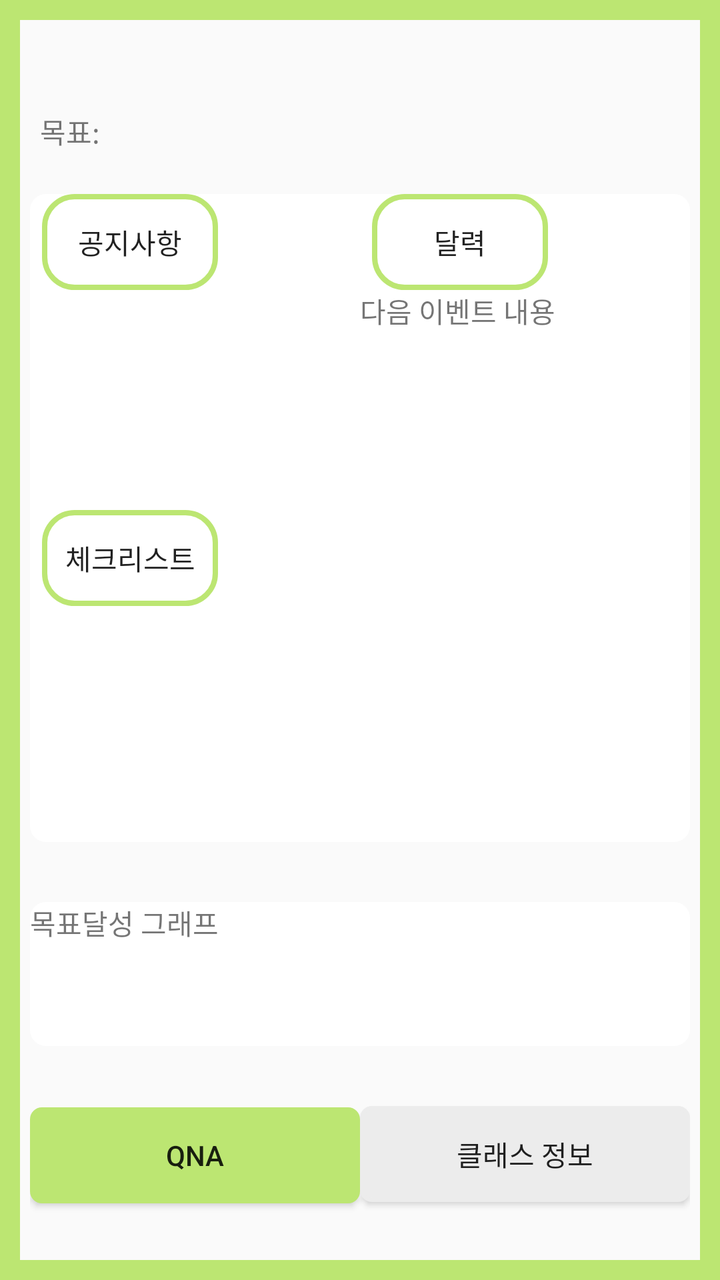
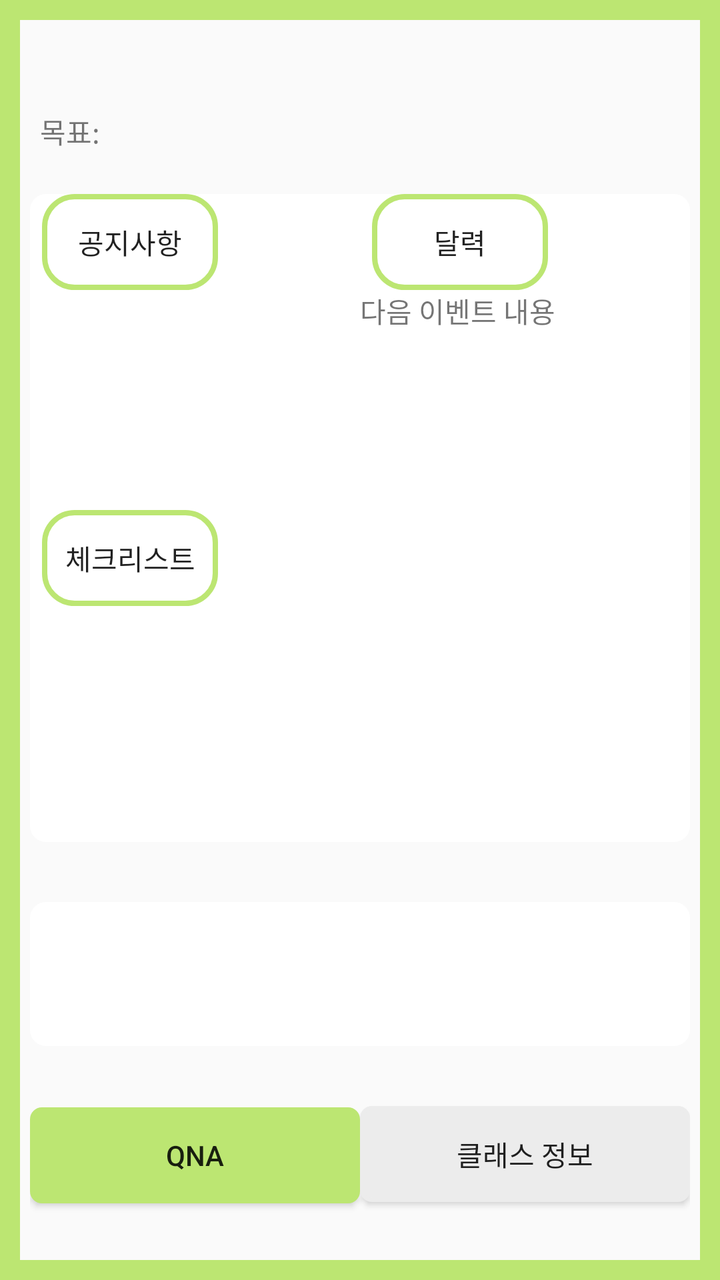

The first picture is an Android layout as it rendered before a commit; the second is the same layout after the commit. The layout source and the unified diff follow.
<!-- AndroidManifest.xml: application theme Theme.AppCompat.Light.DarkActionBar -->
<!-- res/layout/activity_in_class.xml -->
<?xml version="1.0" encoding="utf-8"?>
<LinearLayout xmlns:android="http://schemas.android.com/apk/res/android"
    android:layout_width="match_parent"
    android:layout_height="match_parent"
    android:background="@drawable/lay_edge"
    android:orientation="vertical">

    <LinearLayout
        android:layout_marginTop="10dp"
        android:layout_weight="1"
        android:layout_width="match_parent"
        android:layout_height="0dp"
        android:orientation="vertical">
        <TextView
            android:layout_width="wrap_content"
            android:layout_height="wrap_content"
            android:id="@+id/InClassName"
            android:textSize="30dp"
            android:layout_gravity="center"/>
        <LinearLayout
            android:layout_marginTop="5dp"
            android:layout_width="match_parent"
            android:layout_height="wrap_content">
            <TextView
                android:layout_marginLeft="20dp"
                android:layout_width="wrap_content"
                android:layout_height="wrap_content"
                android:layout_gravity="center"
                android:text="목표: " />

            <TextView
                android:id="@+id/cFGoal"
                android:layout_width="wrap_content"
                android:layout_height="match_parent" />
        </LinearLayout>

    </LinearLayout>

    <GridLayout
        android:layout_width="match_parent"
        android:layout_height="0dp"
        android:layout_weight="4.5"
        android:layout_margin="15dp"
        android:background="@drawable/border"
        android:columnCount="3">

        <Button
            android:id="@+id/notice"
            android:background="@drawable/btnbl"
            android:layout_rowSpan="1"
            android:layout_column="0"
            android:layout_columnSpan="2"
            android:layout_gravity="center"
            android:onClick="btnClick"
            android:text="공지사항" />

        <Button
            android:id="@+id/cal"
            android:background="@drawable/btnbl"
            android:layout_rowSpan="1"
            android:layout_columnSpan="1"
            android:layout_gravity="center"
            android:onClick="btnClick"
            android:text="달력" />

        <ListView
            android:id="@+id/shortNoticeList"
            android:layout_width="100dp"
            android:layout_height="100dp"
            android:layout_rowSpan="2"
            android:layout_column="0"
            android:layout_columnSpan="2"
            android:layout_gravity="center"
            android:text="공지사항내용" />


        <TextView
            android:layout_width="100dp"
            android:layout_height="70dp"
            android:layout_rowSpan="1"
            android:layout_columnSpan="1"
            android:layout_gravity="center"
            android:text="다음 이벤트 내용" />




        <Button
            android:id="@+id/todo"
            android:layout_marginTop="10dp"
            android:background="@drawable/btnbl"
            android:layout_rowSpan="1"
            android:layout_column="0"
            android:layout_columnSpan="2"
            android:layout_gravity="center"
            android:onClick="btnClick"
            android:text="체크리스트" />
        <ScrollView
            android:layout_rowSpan="2"
            android:layout_column="0"
            android:layout_columnSpan="3"
            android:layout_height="match_parent"
            android:layout_width="match_parent"
            android:fillViewport="true"
            >
            <ListView
                android:id="@+id/shortTodoList"
                android:layout_width="match_parent"
                android:layout_height="wrap_content" />
        </ScrollView>

    </GridLayout>

    <LinearLayout
        android:layout_weight="1"
        android:layout_width="match_parent"
        android:layout_height="0dp"
        android:background="@drawable/border"
        android:layout_margin="15dp"
        android:orientation="vertical">

        <TextView
            android:layout_width="match_parent"
            android:layout_height="0dp"
            android:layout_weight="1"
            android:text="목표달성 그래프"/>

    </LinearLayout>

    <LinearLayout
        android:layout_margin="15dp"
        android:layout_width="match_parent"
        android:layout_height="0dp"
        android:layout_weight="1"
        android:orientation="horizontal">

        <Button
            android:id="@+id/qna"
            android:background="@drawable/btn_ba"
            android:onClick="btnClick"
            android:layout_width="0dp"
            android:layout_height="wrap_content"
            android:layout_weight="1"
            android:text="QnA"/>

        <Button
            android:id="@+id/cInfo"
            android:background="@drawable/btn_re"
            android:onClick="btnClick"
            android:layout_width="0dp"
            android:layout_height="wrap_content"
            android:layout_weight="1"
            android:text="클래스 정보"/>

    </LinearLayout>

</LinearLayout>
<!-- resources referenced by this layout -->
<resources>
  <!-- drawable border (drawable) -->
  <?xml version="1.0" encoding="utf-8"?>
  <shape xmlns:android="http://schemas.android.com/apk/res/android">
      android:padding="10dp"
      android:shape="retangle">
  
      <stroke android:width="2dp"
          android:color="@color/white"/>
  
      <solid android:color="#ffffff"/>
      <corners
          android:topRightRadius="7dp"
          android:topLeftRadius="7dp"
          android:bottomRightRadius="7dp"
          android:bottomLeftRadius="7dp"/>
  </shape>
  <!-- drawable btn_ba (drawable) -->
  <?xml version="1.0" encoding="utf-8"?>
  <shape xmlns:android="http://schemas.android.com/apk/res/android">
  
      <solid android:color="#BCE672"/>
  
      <stroke
          android:width="2dp"
          android:color="#BCE672"/>
      <corners
          android:topLeftRadius="5dp"
          android:topRightRadius="5dp"
          android:bottomLeftRadius="5dp"
          android:bottomRightRadius="5dp" />
  
  </shape>
  <!-- drawable btn_re (drawable) -->
  <?xml version="1.0" encoding="utf-8"?>
  <shape xmlns:android="http://schemas.android.com/apk/res/android">
  
      <solid android:color="#ececec"/>
  
      <stroke
          android:width="2dp"
          android:color="#ececec"/>
      <corners
          android:topLeftRadius="5dp"
          android:topRightRadius="5dp"
          android:bottomLeftRadius="5dp"
          android:bottomRightRadius="5dp" />
  
  </shape>
  <!-- drawable btnbl (drawable) -->
  <?xml version="1.0" encoding="utf-8"?>
  <shape xmlns:android="http://schemas.android.com/apk/res/android">
  
      <solid android:color="#00ff0000"/>
  
      <stroke
          android:width="2.5dp"
          android:color="#BCE672"/>
      <corners
          android:topLeftRadius="15dp"
          android:topRightRadius="15dp"
          android:bottomLeftRadius="15dp"
          android:bottomRightRadius="15dp" />
  
  </shape>
  <!-- drawable lay_edge (drawable) -->
  <?xml version="1.0" encoding="utf-8"?>
  <layer-list xmlns:android="http://schemas.android.com/apk/res/android">
      <item>
          <shape android:shape="rectangle">
              <stroke android:width = "10dp" android:color ="#BCE672"/>
              <solid android:color="#00ff0000"/>
          </shape>
      </item>
  
  </layer-list>
  <color name="white">#FFFFFF</color>
</resources>

<!-- the commit's change to res/layout/activity_in_class.xml (unified diff, before → after) -->
@@ -123,7 +123,7 @@
             android:layout_width="match_parent"
             android:layout_height="0dp"
             android:layout_weight="1"
-            android:text="목표달성 그래프"/>
+            android:text=""/>
 
     </LinearLayout>
 
